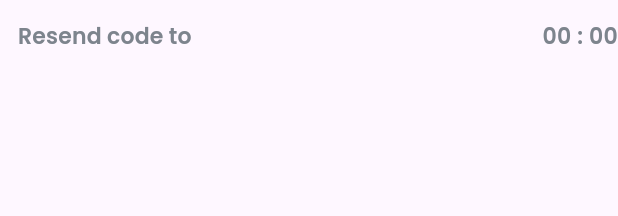
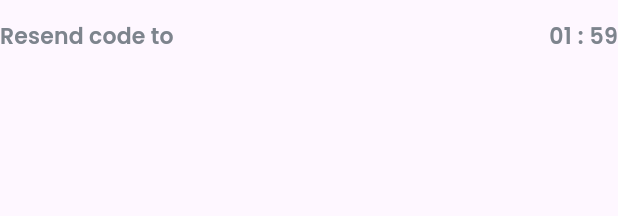
Before and after one commit to wael-saif23/travel_app, a Flutter app: the ResendCodeWidget widget shown alone on an empty page, opened directly, on a phone screen of 412 x 824 dp. Shown: the top 216 px of the screen. Run offline on Flutter 3.47's test engine with Material 3 defaults, Android fonts, the phone set to English and light mode, and no system bars; our stand-ins replace bloc, cached_network_image, dio, firebase_messaging, flutter_bloc, flutter_cache_manager and 12 more; missing offline and left inert: dio_http_formatter; accounts and stored records are empty; project files that could hold a hidden picture were left out.

Commit message:
** handling resend OTP code timer **
- change features path
- * create cubits for auth features views
- * create methods to handling resend OTP code timer in OTPVer. cubit
- * refactor resend code widget in another file

```diff
--- /dev/null
+++ b/lib/features/auth/forget_password/cubit/forget_password_state.dart
@@ -0,0 +1,6 @@
+part of 'forget_password_cubit.dart';
+
+@immutable
+sealed class ForgetPasswordState {}
+
+final class ForgetPasswordInitial extends ForgetPasswordState {}
--- a/lib/features/login/cubit/login_cubit.dart
+++ b/lib/features/auth/login/cubit/login_cubit.dart
@@ -1,7 +1,7 @@
 import 'package:bloc/bloc.dart';
 
-import '../../../data/api/utils/custom_response_handler.dart';
-import '../../../data/repository/repository.dart';
+import '../../../../data/api/utils/custom_response_handler.dart';
+import '../../../../data/repository/repository.dart';
 
 part 'login_state.dart';
 
--- /dev/null
+++ b/lib/features/auth/otp_verification/cubit/otp_verification_cubit.dart
@@ -0,0 +1,41 @@
+import 'dart:async';
+
+import 'package:bloc/bloc.dart';
+import 'package:meta/meta.dart';
+import 'package:flutter_bloc/flutter_bloc.dart';
+
+part 'otp_verification_state.dart';
+
+class OtpVerificationCubit extends Cubit<OtpVerificationState> {
+  OtpVerificationCubit() : super(OtpVerificationInitial());
+
+
+// للتعامل مع التايمر =====================================================
+  Timer? _timer;
+
+void startTimer(int duration) {
+
+    emit(TimerRunning(duration)); // بدء التايمر بحالة TimerRunning
+    _timer?.cancel(); // إلغاء أي تايمر سابق
+    _timer = Timer.periodic(Duration(seconds: 1), (timer) {
+      if (duration > 0) {
+        duration--;
+        emit(TimerRunning(duration)); // تحديث الثواني المتبقية
+      } else {
+        timer.cancel();
+        emit(TimerCompleted()); // التايمر انتهى
+      }
+    });
+  }
+
+  void resetTimer(int duration) {
+    startTimer(duration); // إعادة ضبط التايمر
+  }
+
+  @override
+  Future<void> close() {
+    _timer?.cancel(); // التأكد من إلغاء التايمر عند التخلص من الكوبيد
+    return super.close();
+  }
+  // =================================================================
+}
--- /dev/null
+++ b/lib/features/auth/otp_verification/cubit/otp_verification_state.dart
@@ -0,0 +1,19 @@
+part of 'otp_verification_cubit.dart';
+
+@immutable
+sealed class OtpVerificationState {}
+
+final class OtpVerificationInitial extends OtpVerificationState {}
+final class OtpVerificationLoading extends OtpVerificationState {}
+final class OtpVerificationSuccess extends OtpVerificationState {}
+final class OtpVerificationFailure extends OtpVerificationState {
+  final String message;
+
+  OtpVerificationFailure(this.message);
+}
+
+class TimerRunning extends OtpVerificationState {
+  final int secondsLeft;
+  TimerRunning(this.secondsLeft);
+}
+class TimerCompleted extends OtpVerificationState {}
--- a/lib/features/register/cubit/register_cubit.dart
+++ b/lib/features/auth/register/cubit/register_cubit.dart
@@ -1,6 +1,6 @@
 import 'package:bloc/bloc.dart';
 
-import '../../../data/api/utils/custom_response_handler.dart';
+import '../../../../data/api/utils/custom_response_handler.dart';
 
 part 'register_state.dart';
 
--- a/lib/widgets/auth/forget_password_view_body.dart
+++ b/lib/widgets/auth/forget_password_view_body.dart
@@ -40,7 +40,7 @@ class ForgetPasswordViewBody extends StatelessWidget {
             CustomButton(
               onPressed: () {
                 showDialog(context);
-                Future.delayed(Duration(seconds: 3), () {
+                Future.delayed(Duration(seconds: 2), () {
                   Navigator.pop(context);
                   context.navNamedTo(KAppRoutes.otpVerificationView);
                 });
--- a/lib/widgets/auth/otp_verification_view_body.dart
+++ b/lib/widgets/auth/otp_verification_view_body.dart
@@ -7,6 +7,7 @@ import 'package:travel_app/res/colors.dart';
 import 'package:travel_app/res/style.dart';
 import 'package:travel_app/routes/k_routes.dart';
 import 'package:travel_app/widgets/auth/auth_head_text.dart';
+import 'package:travel_app/widgets/auth/resend_code_widget.dart';
 import 'package:travel_app/widgets/customs/custom_app_bar.dart';
 import 'package:travel_app/widgets/customs/custom_button.dart';
 import 'package:travel_app/widgets/customs/custom_text_form_field.dart';
@@ -92,35 +93,3 @@ class OTPVerificationViewBody extends StatelessWidget {
     );
   }
 }
-
-class ResendCodeWidget extends StatelessWidget {
-  const ResendCodeWidget({
-    super.key,
-  });
-
-  @override
-  Widget build(BuildContext context) {
-    return Row(
-      mainAxisAlignment: MainAxisAlignment.spaceBetween,
-      children: [
-        TextButton(
-          onPressed: () {
-            context.navNamedTo(KAppRoutes.forgetPassword);
-          },
-          child: Text(
-            context.translate("Resend_OTP"),
-            style: KAppTextStyle.poppinsSemiBold14.copyWith(
-              color: KAppColors.kLighterGrayInAUTH,
-            ),
-          ),
-        ),
-        Text(
-         '00 : 00',
-          style: KAppTextStyle.poppinsSemiBold14.copyWith(
-            color: KAppColors.kLighterGrayInAUTH,
-          ),
-        ),
-      ],
-    );
-  }
-}
--- /dev/null
+++ b/lib/widgets/auth/resend_code_widget.dart
@@ -0,0 +1,72 @@
+import 'package:flutter/material.dart';
+import 'package:flutter_bloc/flutter_bloc.dart';
+import 'package:travel_app/core/extension/context_extensions.dart';
+import 'package:travel_app/core/utils/app_text_styles.dart';
+import 'package:travel_app/features/auth/otp_verification/cubit/otp_verification_cubit.dart';
+import 'package:travel_app/res/colors.dart';
+
+class ResendCodeWidget extends StatelessWidget {
+  const ResendCodeWidget({
+    super.key,
+  });
+
+  @override
+  Widget build(BuildContext context) {
+    return BlocBuilder<OtpVerificationCubit, OtpVerificationState>(
+      builder: (context, state) {
+        if (state is OtpVerificationInitial) {
+          context.read<OtpVerificationCubit>().startTimer(120); // دقيقتين
+        } // المتغيرات الافتراضية لعرض التايمر
+        String timerText = '00 : 00'; // النص الافتراضي إذا لم يتم تشغيل التايمر
+        bool isButtonDisabled = false; // زر "Resend OTP" مفعل بشكل افتراضي
+
+        // إذا كانت حالة التايمر تعمل
+        if (state is TimerRunning) {
+          final minutes = (state.secondsLeft ~/ 60).toString().padLeft(2, '0');
+          final seconds = (state.secondsLeft % 60).toString().padLeft(2, '0');
+          timerText = '$minutes : $seconds';
+          isButtonDisabled = true; // تعطيل الزر أثناء عمل التايمر
+        }
+
+        // إذا انتهى التايمر
+        if (state is TimerCompleted) {
+          isButtonDisabled = false; // تفعيل الزر عند انتهاء التايمر
+        }
+
+        return Row(
+          mainAxisAlignment: MainAxisAlignment.spaceBetween,
+          children: [
+            TextButton(
+              onPressed: isButtonDisabled
+                  ? null // تعطيل الزر إذا كان التايمر يعمل
+                  : () {
+                      // إعادة إرسال رمز التحقق
+                      // context.read<OtpVerificationCubit>().resendOtp();
+                      context
+                          .read<OtpVerificationCubit>()
+                          .startTimer(120); // إعادة تشغيل التايمر
+                    },
+              style: ButtonStyle(
+                padding: WidgetStateProperty.all<EdgeInsets>(EdgeInsets.zero),
+              ),
+              child: Text(
+                context.translate("Resend_OTP"),
+                style: KAppTextStyle.poppinsSemiBold14.copyWith(
+                  color: isButtonDisabled
+                      ? KAppColors.kLighterGrayInAUTH
+                      : KAppColors.lightPrimaryColor,
+                ),
+              ),
+            ),
+            Text(
+              timerText, // عرض الوقت المتبقي,
+              style: KAppTextStyle.poppinsSemiBold14.copyWith(
+                color: KAppColors.kLighterGrayInAUTH,
+              ),
+            ),
+          ],
+        );
+      },
+    );
+  }
+}
```
Also changed, not shown: lib/features/auth/forget_password/cubit/forget_password_cubit.dart (added, +8 -0 lines), lib/features/auth/otp_verification/views/otp_verification_view.dart (renamed from lib/features/login/view/otp_verification_view.dart, +6 -1 lines), lib/routes/k_routes.dart (+6 -5 lines), lib/features/auth/forget_password/views/forget_password_view.dart (renamed from lib/features/login/view/forget_password_view.dart), lib/features/auth/login/cubit/login_state.dart (renamed from lib/features/login/cubit/login_state.dart), lib/features/auth/login/view/login_view.dart (renamed from lib/features/login/view/login_view.dart), lib/features/auth/register/cubit/register_state.dart (renamed from lib/features/register/cubit/register_state.dart), lib/features/auth/register/view/register_view.dart (renamed from lib/features/register/view/register_view.dart), lib/features/button_nav/home/views/home_view.dart (renamed from lib/features/home/views/home_view.dart).
